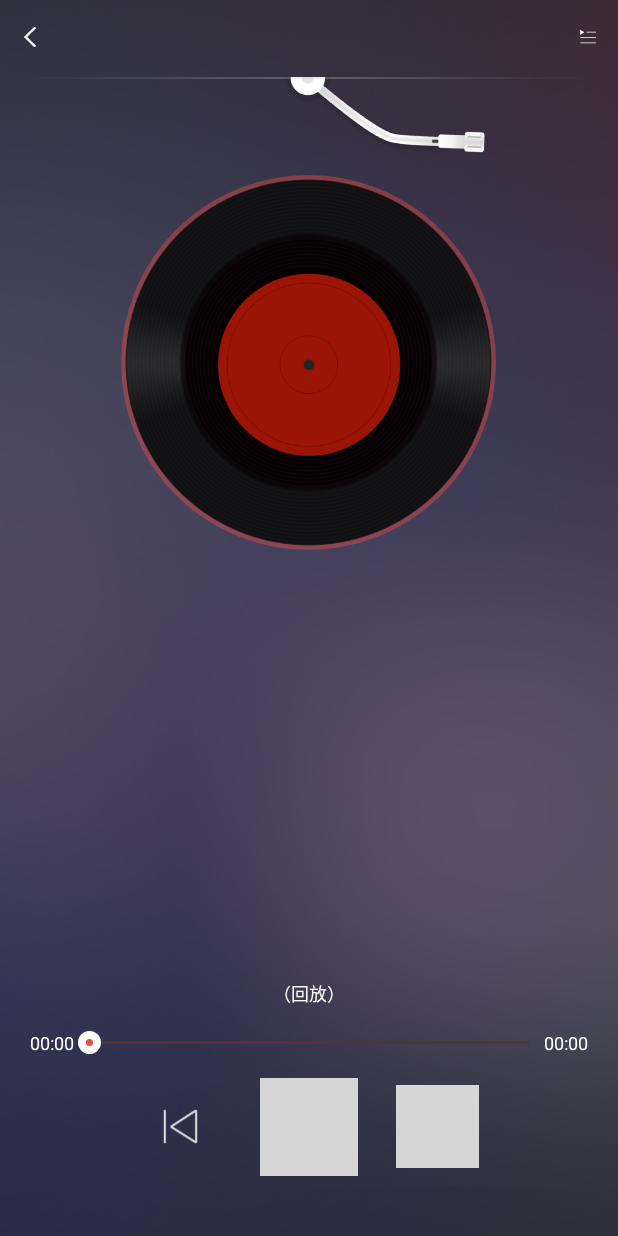
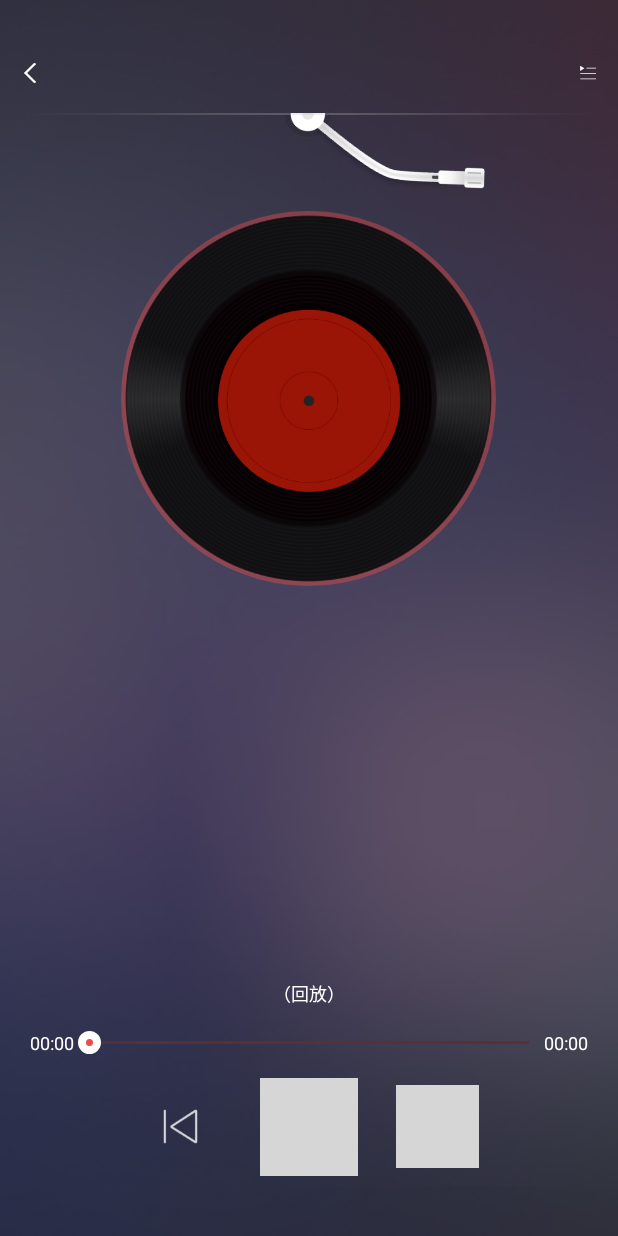
Before and after one commit to duxingzhe/The-Economist-Audio-Downloader, an Android app: the PlayerActivity screen opened directly, with no data from a screen before it, on a phone screen of 412 x 824 dp. Run offline under Robolectric (Android 15) with nearby library versions, the light colour scheme and no system bars; our stand-ins replace ButterKnife, EventBus; libraries missing offline, so code that uses them is left out: com.ywl5320.bean, com.ywl5320.util, jp.wasabeef.glide; pictures from the network do not load; 3 statements that could not run were skipped.

Commit message:
完善任务栏的检测，完善标题栏的显示。

```diff
--- a/app/src/main/java/com/theeconomist/downloader/activity/BaseActivity.java
+++ b/app/src/main/java/com/theeconomist/downloader/activity/BaseActivity.java
@@ -134,9 +134,11 @@ public class BaseActivity extends Activity {
 
 
     public void initSystembar(View lySystemBar) {
-
         if (lySystemBar != null) {
-            lySystemBar.setVisibility(View.GONE);
+            lySystemBar.setVisibility(View.VISIBLE);
+            LinearLayout.LayoutParams lp = (LinearLayout.LayoutParams) lySystemBar.getLayoutParams();
+            lp.height = CommonUtil.getStatusHeight(this);
+            lySystemBar.requestLayout();
         }
     }
 
@@ -223,14 +225,13 @@ public class BaseActivity extends Activity {
         overridePendingTransition(R.anim.in_from_left, R.anim.out_to_right);
     }
 
-    public void showDadaLoad() {
+    public void showDataLoad() {
         if(lyDataLoad != null) {
             lyDataLoad.setVisibility(View.VISIBLE);
         }
     }
 
-    public void hideDataLoad()
-    {
+    public void hideDataLoad() {
         if(lyDataLoad != null)
         {
             lyDataLoad.setVisibility(View.GONE);
--- a/app/src/main/java/com/theeconomist/downloader/utils/CommonUtil.java
+++ b/app/src/main/java/com/theeconomist/downloader/utils/CommonUtil.java
@@ -20,8 +20,7 @@ import java.lang.reflect.Field;
 
 public class CommonUtil {
 
-    public static int getStatusHeight(Activity activity)
-    {
+    public static int getStatusHeight(Activity activity) {
         int statusBarHeight = 0;
         try {
             Class<?> c = Class.forName("com.android.internal.R$dimen");
```
